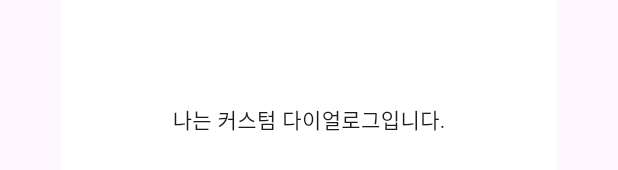
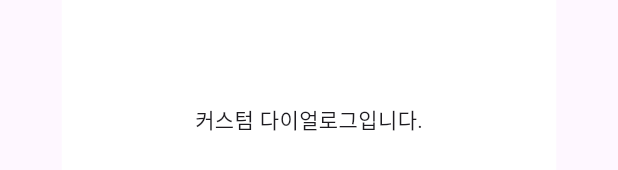
Before and after one commit to Sominhwan/common_widget_project, a Flutter app: the CustomDialogWidget widget shown alone on an empty page, opened directly, on a phone screen of 412 x 824 dp. Shown: the part 498-668 px from the top of the screen. Run offline on Flutter 3.47's test engine with Material 3 defaults, Android fonts, the phone set to English and light mode, and no system bars; our stand-ins replace dio, file_picker, flutter_easyloading, flutter_svg, image_picker, photo_view and 6 more; accounts and stored records are empty.

```diff
--- a/lib/widget/custom_dialog_widget.dart
+++ b/lib/widget/custom_dialog_widget.dart
@@ -21,7 +21,7 @@ class _CustomDialogWidgetState extends State<CustomDialogWidget> {
         width: deviceSize.width * 0.8,
         height: deviceSize.height * 0.3,
         child: const Center(
-          child: Text('나는 커스텀 다이얼로그입니다.'),
+          child: Text('커스텀 다이얼로그입니다.'),
         ),
       ),
     );
```
